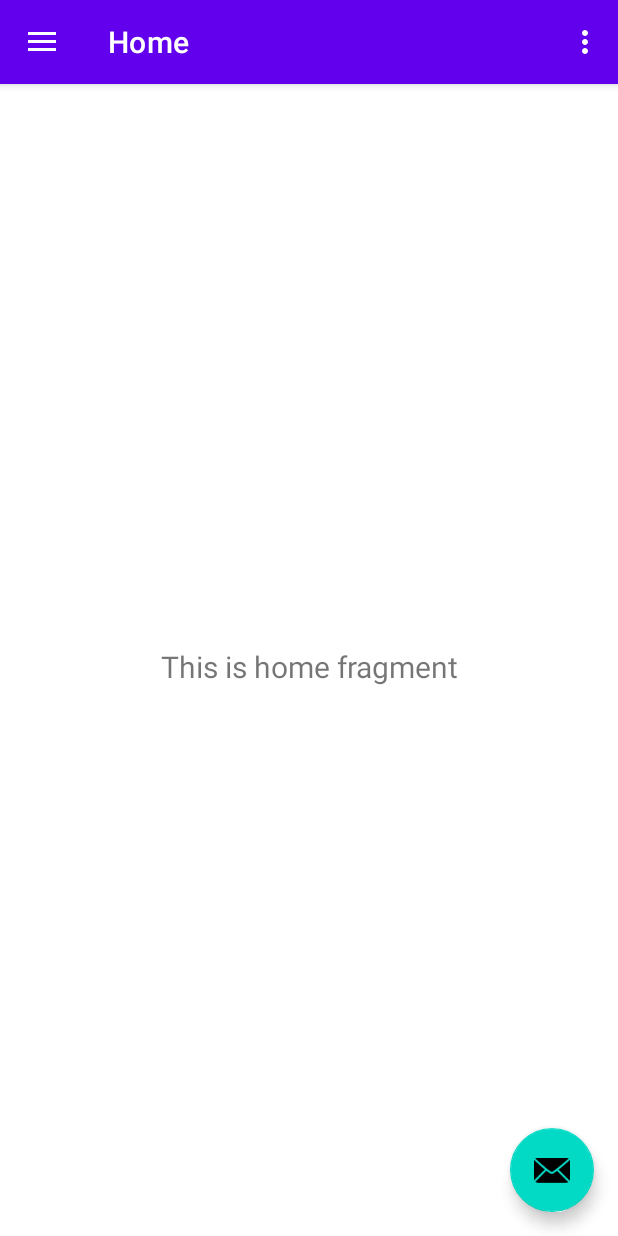
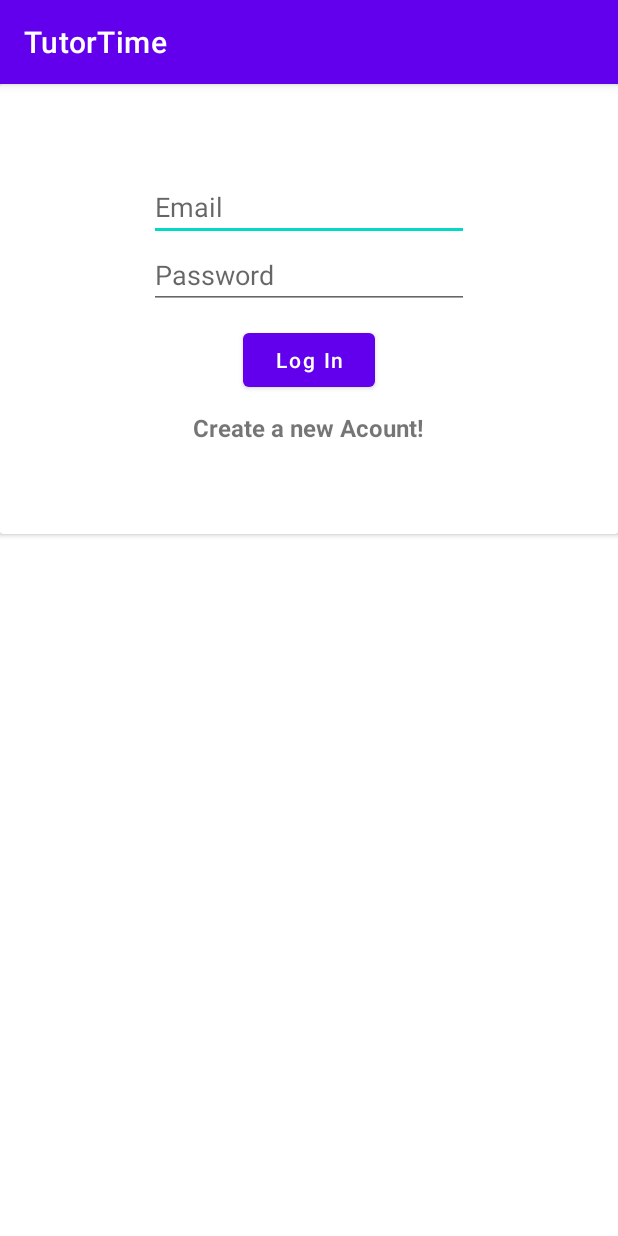
Before and after one commit to AlmogJakov/TutorTime, an Android app: the screen it shows after launch (MainActivity before the commit, Login after it), on a phone screen of 412 x 824 dp. Run offline under Robolectric (Android 15) with nearby library versions, the phone set to English and light mode, and no system bars; our stand-ins replace Firebase (no records; nobody signed in at launch, a user with empty details on screens opened directly).

Commit message:
Added Login & Register (W/ Authentication)

```diff
--- /dev/null
+++ b/app/src/main/java/com/project/tutortime/Login.java
@@ -0,0 +1,84 @@
+package com.project.tutortime;
+
+import androidx.annotation.NonNull;
+import androidx.appcompat.app.AppCompatActivity;
+
+import android.content.Intent;
+import android.os.Bundle;
+import android.text.TextUtils;
+import android.view.View;
+import android.widget.Button;
+import android.widget.EditText;
+import android.widget.TextView;
+import android.widget.Toast;
+
+import com.google.android.gms.tasks.OnCompleteListener;
+import com.google.android.gms.tasks.Task;
+import com.google.firebase.auth.AuthResult;
+import com.google.firebase.auth.FirebaseAuth;
+
+public class Login extends AppCompatActivity {
+    EditText mEmail,mPassword;
+    Button mLoginBtn;
+    TextView mRegisterBtn;
+    FirebaseAuth fAuth;
+
+    @Override
+    protected void onCreate(Bundle savedInstanceState) {
+        super.onCreate(savedInstanceState);
+        setContentView(R.layout.activity_login);
+
+        mEmail = findViewById(R.id.etemail);
+        mPassword = findViewById(R.id.mypass);
+        mRegisterBtn = findViewById(R.id.registerPage);
+        mLoginBtn = findViewById(R.id.btnlogin);
+        fAuth = FirebaseAuth.getInstance();
+
+        /* if the user already logged in */
+        if (fAuth.getCurrentUser() != null) {
+            startActivity(new Intent(getApplicationContext(),MainActivity.class));
+            finish();
+        }
+
+
+        mLoginBtn.setOnClickListener(new View.OnClickListener() {
+
+            @Override
+            public void onClick(View v) {
+                String email = mEmail.getText().toString().trim();
+                String password = mPassword.getText().toString().trim();
+
+                if (TextUtils.isEmpty(email)) {
+                    mEmail.setError("email is required.");
+                    return;
+                }
+
+                if (TextUtils.isEmpty(password)) {
+                    mEmail.setError("password is required.");
+                    return;
+                }
+
+                fAuth.signInWithEmailAndPassword(email,password).addOnCompleteListener(new OnCompleteListener<AuthResult>() {
+                    @Override
+                    public void onComplete(@NonNull Task<AuthResult> task) {
+                        if (task.isSuccessful()) {
+                            Toast.makeText(Login.this, "Logged in Successfully!", Toast.LENGTH_SHORT).show();
+                            startActivity(new Intent(getApplicationContext(), MainActivity.class));
+                        } else {
+                            Toast.makeText(Login.this, "Error! " + task.getException().getMessage(), Toast.LENGTH_SHORT).show();
+                        }
+                    }
+                });
+
+            }
+        });
+
+
+        mRegisterBtn.setOnClickListener(new View.OnClickListener() {
+            @Override
+            public void onClick(View v) {
+                startActivity(new Intent(getApplicationContext(),Register.class));
+            }
+        });
+    }
+}
--- /dev/null
+++ b/app/src/main/res/layout/activity_login.xml
@@ -0,0 +1,48 @@
+<?xml version="1.0" encoding="utf-8"?>
+<androidx.cardview.widget.CardView xmlns:android="http://schemas.android.com/apk/res/android"
+    android:layout_width="match_parent"
+    android:layout_height="wrap_content">
+    <LinearLayout
+        android:layout_width="match_parent"
+        android:layout_height="300dp"
+        android:gravity="center"
+        android:orientation="vertical">
+        <EditText
+            android:id="@+id/etemail"
+            android:layout_width="wrap_content"
+            android:layout_height="wrap_content"
+            android:ems="10"
+            android:hint="Email"
+
+            android:inputType="textEmailAddress"
+           />
+
+        <EditText
+            android:id="@+id/mypass"
+            android:layout_width="wrap_content"
+            android:layout_height="wrap_content"
+            android:ems="10"
+            android:hint="Password"
+             android:inputType="textPassword"
+         />
+
+        <Button
+            android:id="@+id/btnlogin"
+            android:layout_width="wrap_content"
+            android:layout_height="wrap_content"
+            android:layout_marginTop="10dp"
+            android:text="Log In"
+            android:textAllCaps="false" />
+
+        <TextView
+            android:id="@+id/registerPage"
+            android:layout_width="wrap_content"
+            android:layout_height="wrap_content"
+            android:layout_gravity="center"
+            android:layout_marginTop="10dp"
+            android:text="Create a new Acount!"
+            android:textSize="16sp"
+            android:textStyle="bold" />
+    </LinearLayout>
+
+</androidx.cardview.widget.CardView>
--- a/app/src/main/res/layout/activity_main.xml
+++ b/app/src/main/res/layout/activity_main.xml
@@ -7,6 +7,7 @@
     android:layout_height="match_parent"
     android:fitsSystemWindows="true"
     tools:openDrawer="start">
+
 
     <include
         android:id="@+id/app_bar_main"
--- a/app/src/main/res/values/strings.xml
+++ b/app/src/main/res/values/strings.xml
@@ -2,8 +2,8 @@
     <string name="app_name">TutorTime</string>
     <string name="navigation_drawer_open">Open navigation drawer</string>
     <string name="navigation_drawer_close">Close navigation drawer</string>
-    <string name="nav_header_title">Android Studio</string>
-    <string name="nav_header_subtitle">android.studio@android.com</string>
+    <string name="nav_header_title">Tutor Time</string>
+    <string name="nav_header_subtitle">Pick up your tutor</string>
     <string name="nav_header_desc">Navigation header</string>
     <string name="action_settings">Settings</string>
 
```
Also changed, not shown: app/src/main/AndroidManifest.xml (+21 -0 lines), app/src/main/java/com/project/tutortime/MainActivity.java (+8 -0 lines), app/src/main/java/com/project/tutortime/Register.java (added, +89 -0 lines), app/src/main/res/layout/activity_register.xml (added, +87 -0 lines), app/src/main/res/layout/nav_header_main.xml (+39 -5 lines).
